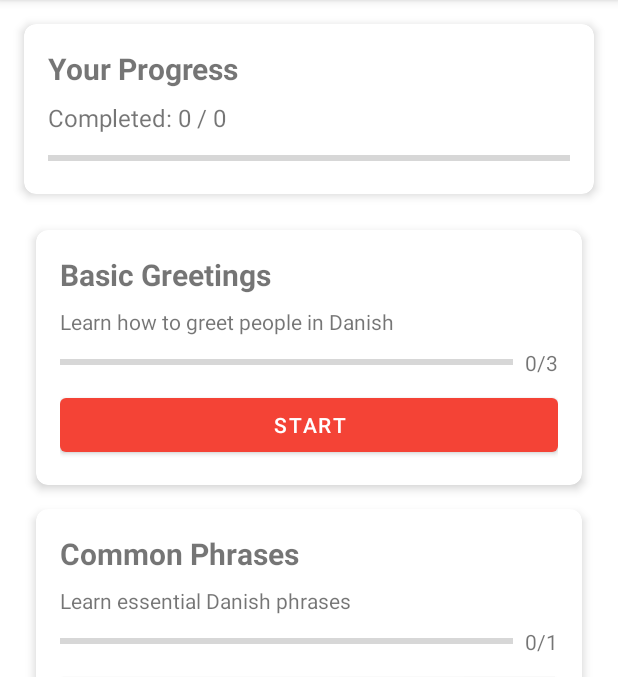
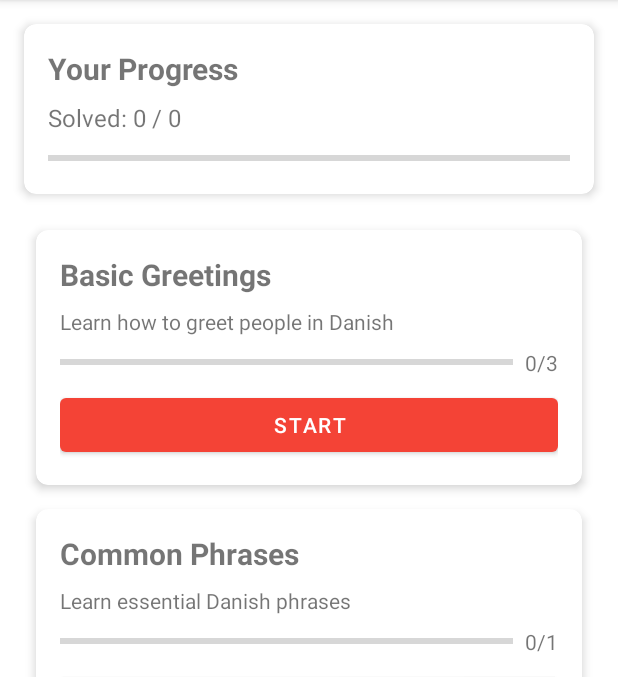
Before and after one commit to luisdecunto/danish-exercises, an Android app: the screen it shows after launch (MainActivity), after a tap on "Random Exercise", on a phone screen of 412 x 824 dp, the part 84-761 px from its top. Run offline under Robolectric (Android 15) with nearby library versions, the phone set to English and light mode, and no system bars; our stand-ins replace Room's generated code; 1 other tap on this screen came first.

Commit message:
Improve progress tracking and random exercise selection
- Random exercise now picks only from unsolved exercises (not green squares)
- Shows "All exercises completed!" message when all are solved
- Main display progress now counts correctly solved exercises (green squares)
- Changed label from "Completed" to "Solved" for clarity
- Made progress overview cubes smaller (40dp -> 32dp) with more spacing (4dp -> 6dp)
- Reduced text size in cubes for better fit (12sp -> 10sp)
- Added getCorrectCount() query to UserProgressDao

🤖 Generated with [Claude Code](https://claude.com/claude-code)

Co-Authored-By: Claude Sonnet 4.5 <noreply@anthropic.com>

```diff
--- a/app/src/main/java/com/luisdecunto/dansktilluis/MainActivity.kt
+++ b/app/src/main/java/com/luisdecunto/dansktilluis/MainActivity.kt
@@ -152,26 +152,44 @@ class MainActivity : AppCompatActivity(), NavigationView.OnNavigationItemSelecte
     }
 
     private fun startRandomExercise() {
-        if (exerciseSets.isNotEmpty()) {
-            val randomSet = exerciseSets.random()
-            startExerciseSet(randomSet)
-        } else {
-            Toast.makeText(this, "No exercises available", Toast.LENGTH_SHORT).show()
+        lifecycleScope.launch {
+            val allExercises = database.exerciseDao().getAllExercises().first()
+            val allProgress = database.userProgressDao().getAllProgress().first()
+
+            // Create a set of solved exercise IDs (where isCorrect = true)
+            val solvedExerciseIds = allProgress.filter { it.isCorrect }.map { it.exerciseId }.toSet()
+
+            // Filter to only unsolved exercises
+            val unsolvedExercises = allExercises.filter { it.id !in solvedExerciseIds }
+
+            if (unsolvedExercises.isNotEmpty()) {
+                val randomExercise = unsolvedExercises.random()
+                // Create a temporary exercise set with 1 exercise
+                val tempSet = ExerciseSet(
+                    id = "random_${randomExercise.id}",
+                    title = "Random Exercise",
+                    description = "Level: ${randomExercise.level ?: "Unknown"}",
+                    exercises = listOfNotNull(convertEntityToExercise(randomExercise))
+                )
+                startExerciseSet(tempSet)
+            } else {
+                Toast.makeText(this@MainActivity, "All exercises completed! Great job!", Toast.LENGTH_LONG).show()
+            }
         }
     }
 
     private fun updateStatistics() {
         lifecycleScope.launch {
             val totalExercises = database.exerciseDao().getExerciseCount().first()
-            val completedExercises = database.userProgressDao().getCompletedCount().first()
+            val correctExercises = database.userProgressDao().getCorrectCount().first()
 
             val percentage = if (totalExercises > 0) {
-                (completedExercises * 100) / totalExercises
+                (correctExercises * 100) / totalExercises
             } else {
                 0
             }
 
-            binding.statsTextView.text = "Completed: $completedExercises / $totalExercises"
+            binding.statsTextView.text = "Solved: $correctExercises / $totalExercises"
             binding.statsProgressBar.progress = percentage
         }
     }
--- a/app/src/main/java/com/luisdecunto/dansktilluis/database/dao/UserProgressDao.kt
+++ b/app/src/main/java/com/luisdecunto/dansktilluis/database/dao/UserProgressDao.kt
@@ -23,6 +23,9 @@ interface UserProgressDao {
     @Query("SELECT COUNT(*) FROM user_progress WHERE isCompleted = 1")
     fun getCompletedCount(): Flow<Int>
 
+    @Query("SELECT COUNT(*) FROM user_progress WHERE isCorrect = 1")
+    fun getCorrectCount(): Flow<Int>
+
     @Query("SELECT COUNT(*) FROM user_progress")
     fun getTotalAttemptedCount(): Flow<Int>
 
```
Also changed, not shown: app/src/main/res/layout/item_exercise_cube.xml (+4 -4 lines).
